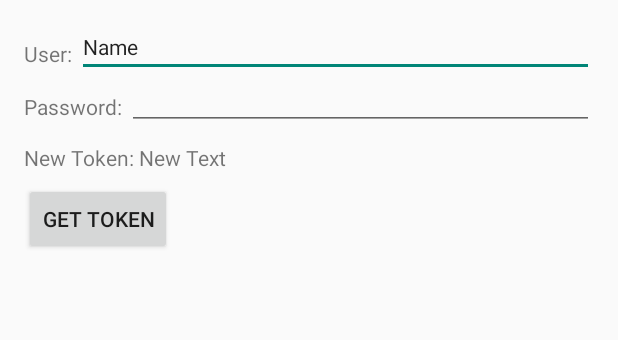
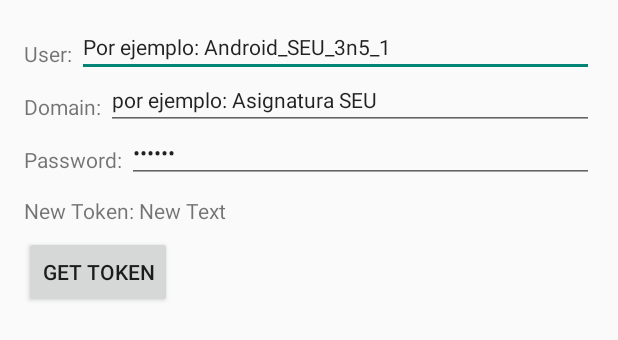
Before and after one commit to pperez180372/Keystone_getaToken, an Android app: the layout fragment_main.xml on its own in the app's theme, with its tools: preview values and no code run, on a phone screen of 412 x 824 dp. Shown: the top 340 px of the screen. Run offline under Robolectric (Android 15) with nearby library versions, the phone set to English and light mode, and no system bars.

Commit message:
Aplicacion ejemplo para obtener un token finalizada

```diff
--- a/app/src/main/AndroidManifest.xml
+++ b/app/src/main/AndroidManifest.xml
@@ -1,7 +1,7 @@
 <?xml version="1.0" encoding="utf-8"?>
 <manifest xmlns:android="http://schemas.android.com/apk/res/android"
     package="org.muinf.seu.pperez.keystone_getatoken" >
-
+    <uses-permission android:name="android.permission.INTERNET" />
     <application
         android:allowBackup="true"
         android:icon="@mipmap/ic_launcher"
--- a/app/src/main/res/layout/fragment_main.xml
+++ b/app/src/main/res/layout/fragment_main.xml
@@ -35,13 +35,35 @@
                 android:layout_width="match_parent"
                 android:layout_height="wrap_content"
                 android:inputType="textPersonName"
-                android:text="Name"
+                android:text="Por ejemplo: Android_SEU_3n5_1"
 
                 android:id="@+id/user"
                 android:textSize="@dimen/abc_text_size_small_material" />
 
             </LinearLayout>
+        <LinearLayout
+            android:orientation="horizontal"
+            android:layout_width="fill_parent"
+            android:layout_height="16pt"
+            android:weightSum="1">
 
+            <TextView
+                android:layout_width="wrap_content"
+                android:layout_height="wrap_content"
+                android:text="Domain: "
+                android:id="@+id/textView_domain"
+                />
+
+            <EditText
+                android:layout_width="match_parent"
+                android:layout_height="wrap_content"
+                android:inputType="textPersonName"
+                android:text="por ejemplo: Asignatura SEU"
+
+                android:id="@+id/domain"
+                android:textSize="@dimen/abc_text_size_small_material" />
+
+        </LinearLayout>
         <LinearLayout
             android:orientation="horizontal"
             android:layout_width="fill_parent"
@@ -59,7 +81,7 @@
                 android:layout_width="match_parent"
                 android:layout_height="16pt"
                 android:inputType="textPassword"
-
+                android:text="sensor"
                 android:id="@+id/passwd"
                 android:textSize="@dimen/abc_text_size_small_material" />
             </LinearLayout>
```
Also changed, not shown: app/src/main/java/org/muinf/seu/pperez/keystone_getatoken/MainActivity.java (+159 -131 lines).
